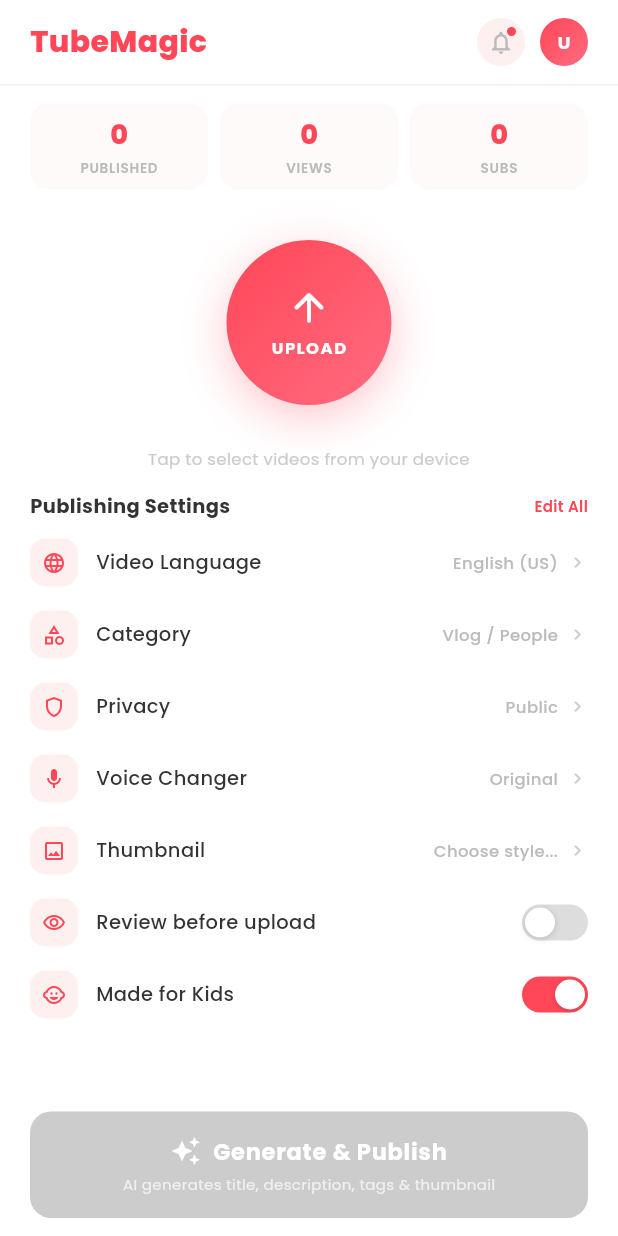
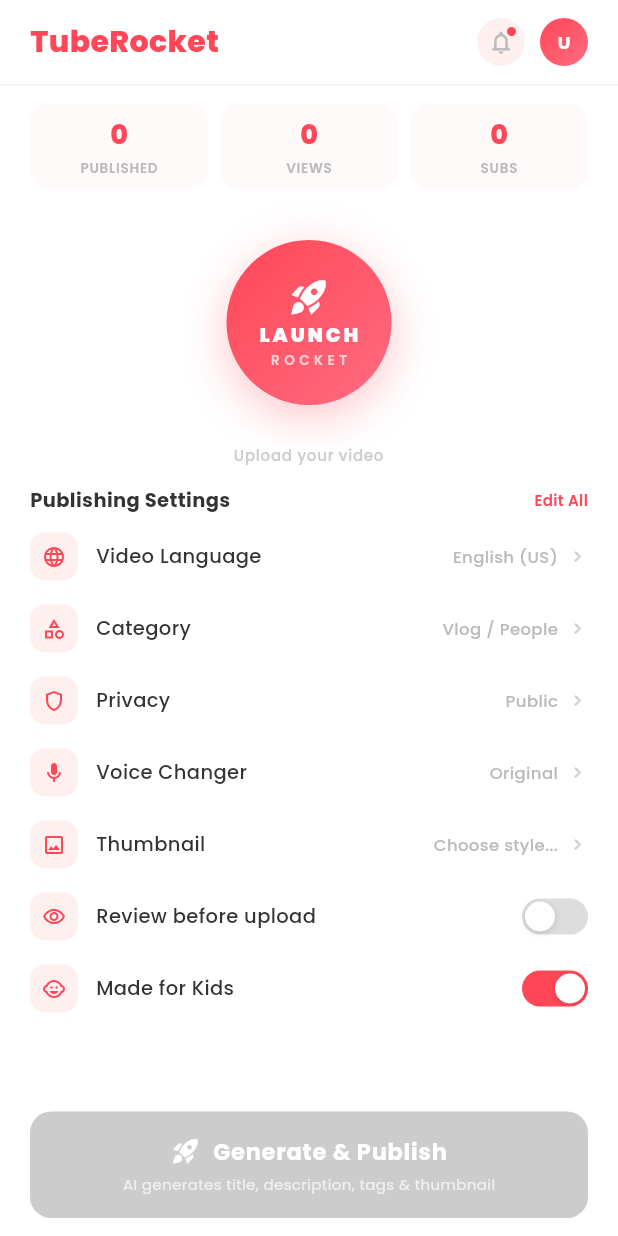
Before and after one commit to alutori-lang/TubeMagic, a Flutter app: the HomeScreen screen opened directly, on a phone screen of 412 x 824 dp. Run offline on Flutter 3.47's test engine with Material 3 defaults, Android fonts, the phone set to English and light mode, and no system bars; our stand-ins replace file_picker, flutter_tts, google_fonts, google_sign_in, image_picker, video_player; missing offline and left inert: extension_google_sign_in_as_googleapis_auth, googleapis; network calls fail.

Commit message:
Rebrand to TubeRocket with rocket launch theme
- Rename app from TubeMagic to TubeRocket everywhere
- Upload button: rocket icon + LAUNCH/ROCKET text (multilingual)
- Generate & Publish button: rocket_launch icon
- Batch button: Launch N Videos with rocket icon
- AndroidManifest label updated to TubeRocket
- Added 'launch' translation key in all 18 languages

Co-Authored-By: Claude Opus 4.6 <noreply@anthropic.com>

```diff
--- a/lib/main.dart
+++ b/lib/main.dart
@@ -8,11 +8,11 @@ import 'utils/app_theme.dart';
 
 void main() {
   WidgetsFlutterBinding.ensureInitialized();
-  runApp(const TubeMagicApp());
+  runApp(const TubeRocketApp());
 }
 
-class TubeMagicApp extends StatelessWidget {
-  const TubeMagicApp({super.key});
+class TubeRocketApp extends StatelessWidget {
+  const TubeRocketApp({super.key});
 
   @override
   Widget build(BuildContext context) {
@@ -22,7 +22,7 @@ class TubeMagicApp extends StatelessWidget {
         ChangeNotifierProvider(create: (_) => AppProvider()),
       ],
       child: MaterialApp(
-        title: 'TubeMagic',
+        title: 'TubeRocket',
         debugShowCheckedModeBanner: false,
         theme: AppTheme.theme,
         home: Consumer<AuthService>(
--- a/lib/screens/batch_upload_screen.dart
+++ b/lib/screens/batch_upload_screen.dart
@@ -346,8 +346,8 @@ class _BatchUploadScreenState extends State<BatchUploadScreen> {
           width: double.infinity,
           child: ElevatedButton.icon(
             onPressed: readyCount > 0 ? _uploadAll : null,
-            icon: const Icon(Icons.cloud_upload, size: 20),
-            label: Text('Upload $readyCount Videos',
+            icon: const Icon(Icons.rocket_launch, size: 20),
+            label: Text('Launch $readyCount Videos',
                 style: const TextStyle(fontSize: 15, fontWeight: FontWeight.w700)),
             style: ElevatedButton.styleFrom(
               padding: const EdgeInsets.symmetric(vertical: 16),
@@ -584,7 +584,7 @@ class _BatchUploadScreenState extends State<BatchUploadScreen> {
 
     switch (vs.status) {
       case _VideoStatus.generating:
-        icon = Icons.auto_awesome;
+        icon = Icons.rocket_launch;
         iconColor = AppTheme.primary;
         statusText = 'Generating...';
         showSpinner = true;
--- a/lib/screens/home_screen.dart
+++ b/lib/screens/home_screen.dart
@@ -389,12 +389,12 @@ class _HomeScreenState extends State<HomeScreen> {
                 text: app.isGenerating
                     ? t('generating')
                     : _selectedVideos.length > 1
-                        ? 'Generate & Upload All (${_selectedVideos.length})'
+                        ? 'Launch All (${_selectedVideos.length})'
                         : t('generate_publish'),
                 subtitle: _selectedVideos.length > 1
                     ? 'AI processes each video automatically'
                     : 'AI generates title, description, tags & thumbnail',
-                icon: app.isGenerating ? null : Icons.auto_awesome,
+                icon: app.isGenerating ? null : Icons.rocket_launch,
                 isLoading: app.isGenerating,
                 onPressed: _selectedVideos.isEmpty || app.isGenerating
                     ? null
--- a/lib/screens/review_screen.dart
+++ b/lib/screens/review_screen.dart
@@ -72,7 +72,7 @@ class _ReviewScreenState extends State<ReviewScreen> {
                     child: Row(
                       mainAxisSize: MainAxisSize.min,
                       children: [
-                        const Icon(Icons.auto_awesome,
+                        const Icon(Icons.rocket_launch,
                             size: 14, color: AppTheme.primary),
                         const SizedBox(width: 6),
                         Text(
--- a/lib/utils/constants.dart
+++ b/lib/utils/constants.dart
@@ -1,5 +1,5 @@
 class AppConstants {
-  static const String appName = 'TubeMagic';
+  static const String appName = 'TubeRocket';
   static const String appTagline = 'Smart YouTube video publisher';
 
   // YouTube API Scopes
--- a/lib/utils/translations.dart
+++ b/lib/utils/translations.dart
@@ -15,7 +15,7 @@ class Translations {
   static const Map<String, Map<String, String>> _translations = {
     // ============ ENGLISH ============
     'en': {
-      'app_name': 'TubeMagic',
+      'app_name': 'TubeRocket',
       'app_tagline': 'Smart YouTube video publisher',
       'sign_in_google': 'Sign in with Google',
       'or': 'or',
@@ -34,6 +34,7 @@ class Translations {
       'made_for_kids': 'Made for Kids',
       'privacy_status': 'Privacy',
       'generate_publish': 'Generate & Publish',
+      'launch': 'LAUNCH',
       'generating': 'Generating...',
       'select_language': 'Select Language',
       'select_category': 'Select Category',
@@ -94,7 +95,7 @@ class Translations {
 
     // ============ ITALIAN ============
     'it': {
-      'app_name': 'TubeMagic',
+      'app_name': 'TubeRocket',
       'app_tagline': 'Pubblica video su YouTube in modo intelligente',
       'sign_in_google': 'Accedi con Google',
       'or': 'oppure',
@@ -113,6 +114,7 @@ class Translations {
       'made_for_kids': 'Per Bambini',
       'privacy_status': 'Privacy',
       'generate_publish': 'Genera e Pubblica',
+      'launch': 'LANCIA',
       'generating': 'Generando...',
       'select_language': 'Seleziona Lingua',
       'select_category': 'Seleziona Categoria',
@@ -173,7 +175,7 @@ class Translations {
 
     // ============ SPANISH ============
     'es': {
-      'app_name': 'TubeMagic',
+      'app_name': 'TubeRocket',
       'app_tagline': 'Publicador inteligente de videos en YouTube',
       'sign_in_google': 'Iniciar sesion con Google',
       'or': 'o',
@@ -192,6 +194,7 @@ class Translations {
       'made_for_kids': 'Para Ninos',
       'privacy_status': 'Privacidad',
       'generate_publish': 'Generar y Publicar',
+      'launch': 'LANZAR',
       'generating': 'Generando...',
       'select_language': 'Seleccionar Idioma',
       'select_category': 'Seleccionar Categoria',
@@ -252,7 +255,7 @@ class Translations {
 
     // ============ FRENCH ============
     'fr': {
-      'app_name': 'TubeMagic',
+      'app_name': 'TubeRocket',
       'app_tagline': 'Publieur intelligent de videos YouTube',
       'sign_in_google': 'Se connecter avec Google',
       'or': 'ou',
@@ -271,6 +274,7 @@ class Translations {
       'made_for_kids': 'Pour les Enfants',
       'privacy_status': 'Confidentialite',
       'generate_publish': 'Generer et Publier',
+      'launch': 'LANCER',
       'generating': 'Generation...',
       'select_language': 'Selectionner la Langue',
       'select_category': 'Selectionner la Categorie',
@@ -331,7 +335,7 @@ class Translations {
 
     // ============ GERMAN ============
     'de': {
-      'app_name': 'TubeMagic',
+      'app_name': 'TubeRocket',
       'app_tagline': 'Intelligenter YouTube Video Publisher',
       'sign_in_google': 'Mit Google anmelden',
       'or': 'oder',
@@ -349,7 +353,8 @@ class Translations {
       'review_before_upload': 'Vor dem Hochladen uberprufen',
       'made_for_kids': 'Fur Kinder',
       'privacy_status': 'Datenschutz',
-      'generate_publish': 'Generieren & Veroffentlichen',
+      'generate_publish': 'Generieren & Veröffentlichen',
+      'launch': 'STARTEN',
       'generating': 'Generiere...',
       'select_language': 'Sprache Wahlen',
       'select_category': 'Kategorie Wahlen',
@@ -410,7 +415,7 @@ class Translations {
 
     // ============ PORTUGUESE ============
     'pt': {
-      'app_name': 'TubeMagic',
+      'app_name': 'TubeRocket',
       'app_tagline': 'Publicador inteligente de videos no YouTube',
       'sign_in_google': 'Entrar com Google',
       'or': 'ou',
@@ -429,6 +434,7 @@ class Translations {
       'made_for_kids': 'Para Criancas',
       'privacy_status': 'Privacidade',
       'generate_publish': 'Gerar e Publicar',
+      'launch': 'LANÇAR',
       'generating': 'Gerando...',
       'select_language': 'Selecionar Idioma',
       'select_category': 'Selecionar Categoria',
@@ -489,7 +495,7 @@ class Translations {
 
     // ============ HINDI ============
     'hi': {
-      'app_name': 'TubeMagic',
+      'app_name': 'TubeRocket',
       'app_tagline': 'YouTube video smart publisher',
       'sign_in_google': 'Google se sign in kare',
       'or': 'ya',
@@ -508,6 +514,7 @@ class Translations {
       'made_for_kids': 'Baccho ke liye',
       'privacy_status': 'Privacy',
       'generate_publish': 'Generate aur Publish kare',
+      'launch': 'LAUNCH',
       'generating': 'Generate ho raha hai...',
       'select_language': 'Bhasha chune',
       'select_category': 'Category chune',
@@ -568,7 +575,7 @@ class Translations {
 
     // ============ ARABIC ============
     'ar': {
-      'app_name': 'TubeMagic',
+      'app_name': 'TubeRocket',
       'app_tagline': 'ناشر فيديوهات يوتيوب الذكي',
       'sign_in_google': 'تسجيل الدخول بجوجل',
       'or': 'او',
@@ -587,6 +594,7 @@ class Translations {
       'made_for_kids': 'للاطفال',
       'privacy_status': 'الخصوصية',
       'generate_publish': 'انشاء ونشر',
+      'launch': 'إطلاق',
       'generating': 'جاري الانشاء...',
       'select_language': 'اختر اللغة',
       'select_category': 'اختر الفئة',
@@ -647,7 +655,7 @@ class Translations {
 
     // ============ JAPANESE ============
     'ja': {
-      'app_name': 'TubeMagic',
+      'app_name': 'TubeRocket',
       'app_tagline': 'スマートYouTube動画パブリッシャー',
       'sign_in_google': 'Googleでサインイン',
       'or': 'または',
@@ -665,6 +673,7 @@ class Translations {
       'made_for_kids': '子供向け',
       'privacy_status': 'プライバシー',
       'generate_publish': '生成して公開',
+      'launch': 'ローンチ',
       'generating': '生成中...',
       'select_language': '言語を選択',
       'select_category': 'カテゴリを選択',
@@ -726,7 +735,7 @@ class Translations {
 
     // ============ KOREAN ============
     'ko': {
-      'app_name': 'TubeMagic',
+      'app_name': 'TubeRocket',
       'app_tagline': '스마트 YouTube 비디오 퍼블리셔',
       'sign_in_google': 'Google로 로그인',
       'or': '또는',
@@ -746,6 +755,7 @@ class Translations {
       'made_for_kids': '어린이용',
       'privacy_status': '공개 설정',
       'generate_publish': '생성 및 게시',
+      'launch': '출시',
       'generating': '생성 중...',
       'select_language': '언어 선택',
       'select_category': '카테고리 선택',
@@ -777,7 +787,7 @@ class Translations {
 
     // ============ CHINESE ============
     'zh': {
-      'app_name': 'TubeMagic',
+      'app_name': 'TubeRocket',
       'app_tagline': '智能YouTube视频发布器',
       'sign_in_google': '使用Google登录',
       'or': '或',
@@ -797,6 +807,7 @@ class Translations {
       'made_for_kids': '儿童内容',
       'privacy_status': '隐私设置',
       'generate_publish': '生成并发布',
+      'launch': '发射',
       'generating': '生成中...',
       'select_language': '选择语言',
       'select_category': '选择分类',
@@ -828,7 +839,7 @@ class Translations {
 
     // ============ RUSSIAN ============
     'ru': {
-      'app_name': 'TubeMagic',
+      'app_name': 'TubeRocket',
       'app_tagline': 'Умный издатель видео YouTube',
       'sign_in_google': 'Войти через Google',
       'or': 'или',
@@ -848,6 +859,7 @@ class Translations {
       'made_for_kids': 'Для детей',
       'privacy_status': 'Конфиденциальность',
       'generate_publish': 'Создать и опубликовать',
+      'launch': 'ЗАПУСК',
       'generating': 'Создание...',
       'select_language': 'Выберите язык',
       'select_category': 'Выберите категорию',
@@ -879,7 +891,7 @@ class Translations {
 
     // ============ TURKISH ============
     'tr': {
-      'app_name': 'TubeMagic',
+      'app_name': 'TubeRocket',
       'app_tagline': 'Akilli YouTube video yayinlayici',
       'sign_in_google': 'Google ile giris yap',
       'or': 'veya',
@@ -899,6 +911,7 @@ class Translations {
       'made_for_kids': 'Cocuklar Icin',
       'privacy_status': 'Gizlilik',
       'generate_publish': 'Olustur ve Yayinla',
+      'launch': 'FIRLAT',
       'generating': 'Olusturuluyor...',
       'select_language': 'Dil Secin',
       'select_category': 'Kategori Secin',
@@ -930,7 +943,7 @@ class Translations {
 
     // ============ DUTCH ============
     'nl': {
-      'app_name': 'TubeMagic',
+      'app_name': 'TubeRocket',
       'app_tagline': 'Slimme YouTube video uitgever',
       'sign_in_google': 'Inloggen met Google',
       'or': 'of',
@@ -945,6 +958,7 @@ class Translations {
       'thumbnail': 'Thumbnail',
       'privacy_status': 'Privacy',
       'generate_publish': 'Genereer en Publiceer',
+      'launch': 'LANCEER',
       'generating': 'Genereren...',
       'public': 'Openbaar',
       'unlisted': 'Niet vermeld',
@@ -966,7 +980,7 @@ class Translations {
 
     // ============ POLISH ============
     'pl': {
-      'app_name': 'TubeMagic',
+      'app_name': 'TubeRocket',
       'app_tagline': 'Inteligentny wydawca filmow YouTube',
       'sign_in_google': 'Zaloguj sie przez Google',
       'or': 'lub',
@@ -981,6 +995,7 @@ class Translations {
       'thumbnail': 'Miniatura',
       'privacy_status': 'Prywatnosc',
       'generate_publish': 'Generuj i Publikuj',
+      'launch': 'URUCHOM',
       'generating': 'Generowanie...',
       'public': 'Publiczny',
       'unlisted': 'Niewidoczny',
@@ -1002,7 +1017,7 @@ class Translations {
 
     // ============ URDU ============
     'ur': {
-      'app_name': 'TubeMagic',
+      'app_name': 'TubeRocket',
       'app_tagline': 'سمارٹ یوٹیوب ویڈیو پبلشر',
       'sign_in_google': 'گوگل سے سائن ان کریں',
       'or': 'یا',
@@ -1017,6 +1032,7 @@ class Translations {
       'thumbnail': 'تھمبنیل',
       'privacy_status': 'رازداری',
       'generate_publish': 'بنائیں اور شائع کریں',
+      'launch': 'لانچ',
       'generating': 'بنایا جا رہا ہے...',
       'public': 'عوامی',
       'unlisted': 'غیر فہرست',
@@ -1038,7 +1054,7 @@ class Translations {
 
     // ============ BENGALI ============
     'bn': {
-      'app_name': 'TubeMagic',
+      'app_name': 'TubeRocket',
       'app_tagline': 'স্মার্ট YouTube ভিডিও প্রকাশক',
       'sign_in_google': 'Google দিয়ে সাইন ইন করুন',
       'upload_video': 'আপনার ভিডিও আপলোড করুন',
@@ -1046,6 +1062,7 @@ class Translations {
       'language': 'ভিডিও ভাষা',
       'category': 'ক্যাটাগরি',
       'generate_publish': 'তৈরি করুন এবং প্রকাশ করুন',
+      'launch': 'লঞ্চ',
       'public': 'পাবলিক',
       'unlisted': 'আনলিস্টেড',
       'private': 'প্রাইভেট',
@@ -1065,7 +1082,7 @@ class Translations {
 
     // ============ PUNJABI ============
     'pa': {
-      'app_name': 'TubeMagic',
+      'app_name': 'TubeRocket',
       'app_tagline': 'ਸਮਾਰਟ YouTube ਵੀਡੀਓ ਪ੍ਰਕਾਸ਼ਕ',
       'sign_in_google': 'Google ਨਾਲ ਸਾਈਨ ਇਨ ਕਰੋ',
       'upload_video': 'ਆਪਣਾ ਵੀਡੀਓ ਅੱਪਲੋਡ ਕਰੋ',
@@ -1073,6 +1090,7 @@ class Translations {
       'language': 'ਵੀਡੀਓ ਭਾਸ਼ਾ',
       'category': 'ਸ਼੍ਰੇਣੀ',
       'generate_publish': 'ਬਣਾਓ ਅਤੇ ਪ੍ਰਕਾਸ਼ਿਤ ਕਰੋ',
+      'launch': 'ਲਾਂਚ',
       'public': 'ਜਨਤਕ',
       'unlisted': 'ਅਣਸੂਚੀਬੱਧ',
       'private': 'ਨਿੱਜੀ',
--- a/lib/widgets/pulsing_upload_button.dart
+++ b/lib/widgets/pulsing_upload_button.dart
@@ -1,5 +1,6 @@
 import 'package:flutter/material.dart';
 import '../utils/app_theme.dart';
+import '../utils/translations.dart';
 
 class PulsingUploadButton extends StatefulWidget {
   final VoidCallback? onTap;
@@ -102,24 +103,42 @@ class _PulsingUploadButtonState extends State<PulsingUploadButton>
                       ),
                     ],
                   ),
-                  child: Column(
+                  child: widget.isSelected
+                      ? const Column(
                           mainAxisAlignment: MainAxisAlignment.center,
                           children: [
-                      Icon(
-                        widget.isSelected
-                            ? Icons.check_rounded
-                            : Icons.arrow_upward_rounded,
-                        size: 30,
-                        color: Colors.white,
-                      ),
-                      const SizedBox(height: 4),
-                      Text(
-                        widget.isSelected ? 'SELECTED' : 'UPLOAD',
-                        style: const TextStyle(
+                            Icon(Icons.check_rounded, size: 30, color: Colors.white),
+                            SizedBox(height: 4),
+                            Text('SELECTED',
+                                style: TextStyle(
                                   color: Colors.white,
                                   fontSize: 11,
                                   fontWeight: FontWeight.w700,
                                   letterSpacing: 1,
+                                )),
+                          ],
+                        )
+                      : Column(
+                          mainAxisAlignment: MainAxisAlignment.center,
+                          children: [
+                            const Icon(Icons.rocket_launch, size: 28, color: Colors.white),
+                            const SizedBox(height: 2),
+                            Text(
+                              Translations.t('launch'),
+                              style: const TextStyle(
+                                color: Colors.white,
+                                fontSize: 13,
+                                fontWeight: FontWeight.w900,
+                                letterSpacing: 2,
+                              ),
+                            ),
+                            const Text(
+                              'ROCKET',
+                              style: TextStyle(
+                                color: Colors.white70,
+                                fontSize: 9,
+                                fontWeight: FontWeight.w600,
+                                letterSpacing: 3,
                               ),
                             ),
                           ],
@@ -129,13 +148,25 @@ class _PulsingUploadButtonState extends State<PulsingUploadButton>
             ),
           ),
         ),
-        const SizedBox(height: 8),
+        const SizedBox(height: 6),
+        if (!widget.isSelected)
           Text(
-          widget.selectedFileName ?? 'Tap to select videos from your device',
-          style: TextStyle(
+            Translations.t('upload_video'),
+            style: const TextStyle(
+              fontSize: 10,
+              color: AppTheme.textHint,
+              fontWeight: FontWeight.w500,
+              letterSpacing: 0.5,
+            ),
+            textAlign: TextAlign.center,
+          ),
+        if (widget.isSelected && widget.selectedFileName != null)
+          Text(
+            widget.selectedFileName!,
+            style: const TextStyle(
               fontSize: 11,
-            color: widget.isSelected ? AppTheme.textPrimary : AppTheme.textHint,
-            fontWeight: widget.isSelected ? FontWeight.w500 : FontWeight.w400,
+              color: AppTheme.textPrimary,
+              fontWeight: FontWeight.w500,
             ),
             textAlign: TextAlign.center,
             maxLines: 1,
--- a/pubspec.yaml
+++ b/pubspec.yaml
@@ -1,5 +1,5 @@
 name: yt_autopub
-description: "AI-powered YouTube video publisher - auto generates titles, tags, descriptions, thumbnails and uploads to YouTube."
+description: "TubeRocket - AI-powered YouTube video publisher. Auto generates titles, tags, descriptions, thumbnails and uploads to YouTube."
 publish_to: 'none'
 version: 1.0.0+1
 
```
Also changed, not shown: 1 other file. Lines whose indentation alone changed are shown as unchanged.
